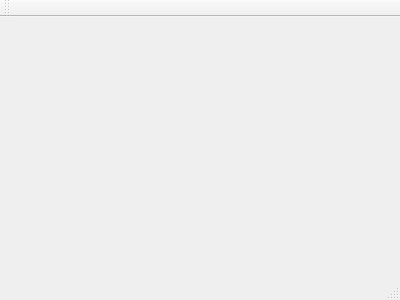
Qt form Qt5/classic_cryptography/mainwindow.ui (Houwenda/python_programming) before a commit.
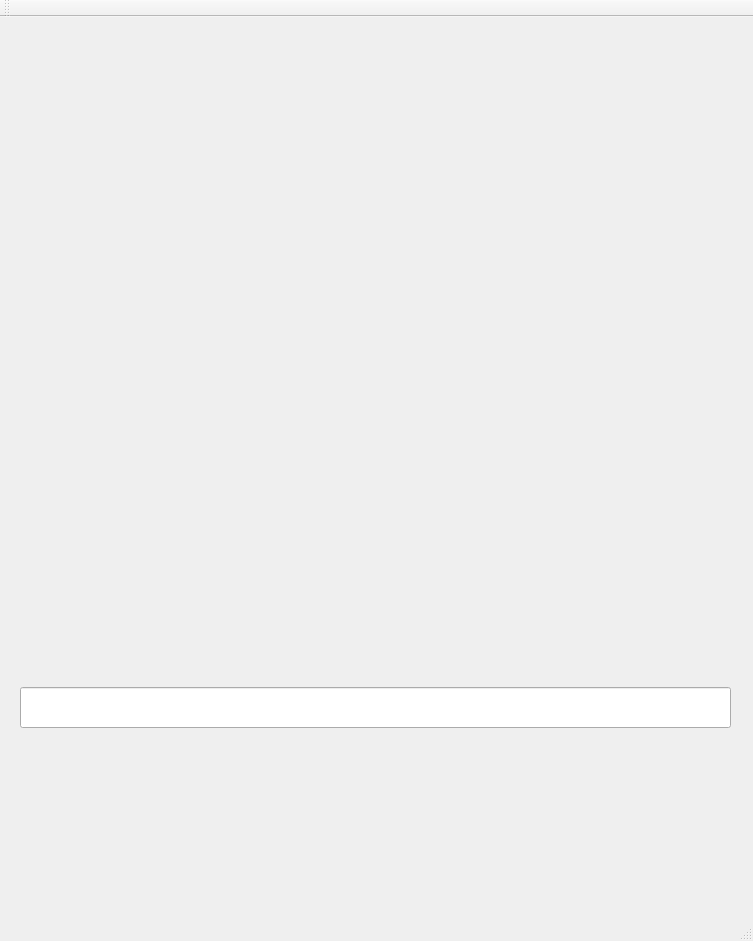
The same form after that commit.

The edit to the form file:
```diff
--- a/Qt5/classic_cryptography/mainwindow.ui
+++ b/Qt5/classic_cryptography/mainwindow.ui
@@ -1,24 +1,60 @@
 <ui version="4.0">
  <class>MainWindow</class>
- <widget class="QMainWindow" name="MainWindow" >
-  <property name="geometry" >
+ <widget class="QMainWindow" name="MainWindow">
+  <property name="geometry">
    <rect>
     <x>0</x>
     <y>0</y>
-    <width>400</width>
-    <height>300</height>
+    <width>753</width>
+    <height>941</height>
    </rect>
   </property>
   <property name="windowTitle" >
    <string>MainWindow</string>
   </property>
-  <widget class="QMenuBar" name="menuBar" />
-  <widget class="QToolBar" name="mainToolBar" />
-  <widget class="QWidget" name="centralWidget" />
-  <widget class="QStatusBar" name="statusBar" />
+  <widget class="QWidget" name="centralWidget">
+   <widget class="QWidget" name="widget" native="true">
+    <property name="geometry">
+     <rect>
+      <x>20</x>
+      <y>20</y>
+      <width>711</width>
+      <height>631</height>
+     </rect>
+    </property>
+   </widget>
+   <widget class="QLineEdit" name="lineEdit">
+    <property name="geometry">
+     <rect>
+      <x>20</x>
+      <y>670</y>
+      <width>711</width>
+      <height>41</height>
+     </rect>
+    </property>
+   </widget>
+  </widget>
+  <widget class="QMenuBar" name="menuBar">
+   <property name="geometry">
+    <rect>
+     <x>0</x>
+     <y>0</y>
+     <width>753</width>
+     <height>23</height>
+    </rect>
+   </property>
+  </widget>
+  <widget class="QToolBar" name="mainToolBar">
+   <attribute name="toolBarArea">
+    <enum>TopToolBarArea</enum>
+   </attribute>
+   <attribute name="toolBarBreak">
+    <bool>false</bool>
+   </attribute>
+  </widget>
+  <widget class="QStatusBar" name="statusBar"/>
  </widget>
- <layoutDefault spacing="6" margin="11" />
- <pixmapfunction></pixmapfunction>
+ <layoutdefault spacing="6" margin="11"/>
  <resources/>
  <connections/>
 </ui>
```
Left out of the diff: 3 changed lines with no effect on the pictures.
